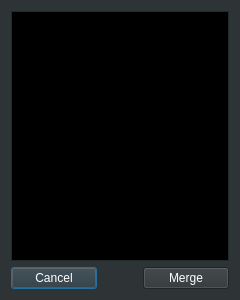
First picture: the form in Treaper/mergedialog.ui, repository DarkFlink/ThunderStruct, before the edit.
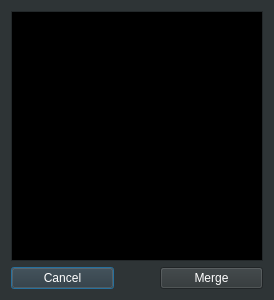
Second picture: the form after the edit.

The edit to the form file:
```diff
--- a/Treaper/mergedialog.ui
+++ b/Treaper/mergedialog.ui
@@ -6,7 +6,7 @@
    <rect>
     <x>0</x>
     <y>0</y>
-    <width>240</width>
+    <width>274</width>
     <height>300</height>
    </rect>
   </property>
```
Left out of the diff: 3 changed lines with no effect on the pictures.
